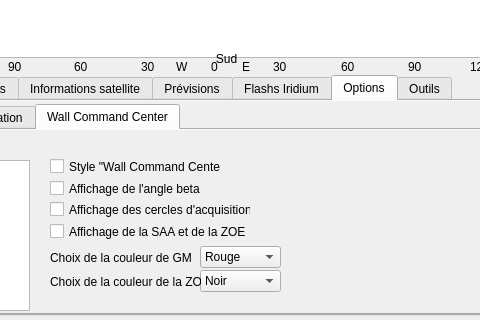
Above: previsat.ui from mconsidine/previsat_archive before the change; both pictures show x 194 to 674 and y 370 to 690 of the 1068 by 690 pixel window. Below: the same form after it.
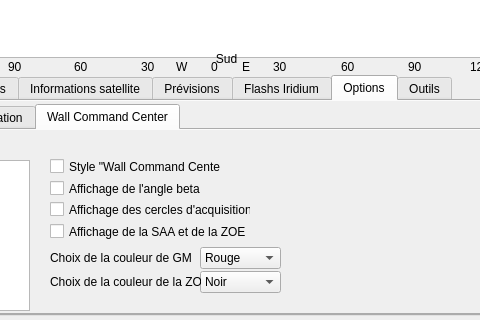
That is the form after the change. The open tabs and pages were chosen to show the change. Icons and pictures are not drawn.

```diff
--- a/previsat.ui
+++ b/previsat.ui
@@ -9624,7 +9624,7 @@
               <property name="geometry">
                <rect>
                 <x>380</x>
-                <y>116</y>
+                <y>117</y>
                 <width>81</width>
                 <height>22</height>
                </rect>
@@ -9644,7 +9644,7 @@
               <property name="geometry">
                <rect>
                 <x>380</x>
-                <y>140</y>
+                <y>141</y>
                 <width>81</width>
                 <height>22</height>
                </rect>
```
Left out of the diff: 6 changed lines with no effect on the pictures.
